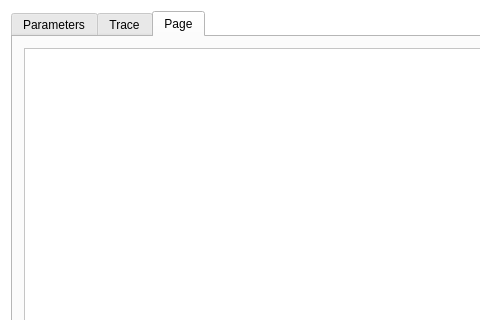
Above: src/qtapp/mainwindow.ui from PAMDeveloper/QtSamara before the change; both pictures show x 0 to 480 and y 0 to 320 of the 696 by 660 pixel window. Below: the same form after it.
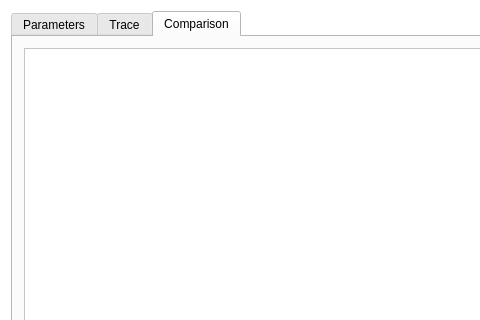
That is the form after the change.

Commit message: Added comparison model

What changed in the file:
```diff
--- a/src/qtapp/mainwindow.ui
+++ b/src/qtapp/mainwindow.ui
@@ -139,7 +139,7 @@
       </widget>
       <widget class="QWidget" name="tab">
        <attribute name="title">
-        <string>Page</string>
+        <string>Comparison</string>
        </attribute>
        <layout class="QVBoxLayout" name="verticalLayout_3">
         <item>
```
The commit also changes 4 other files.
